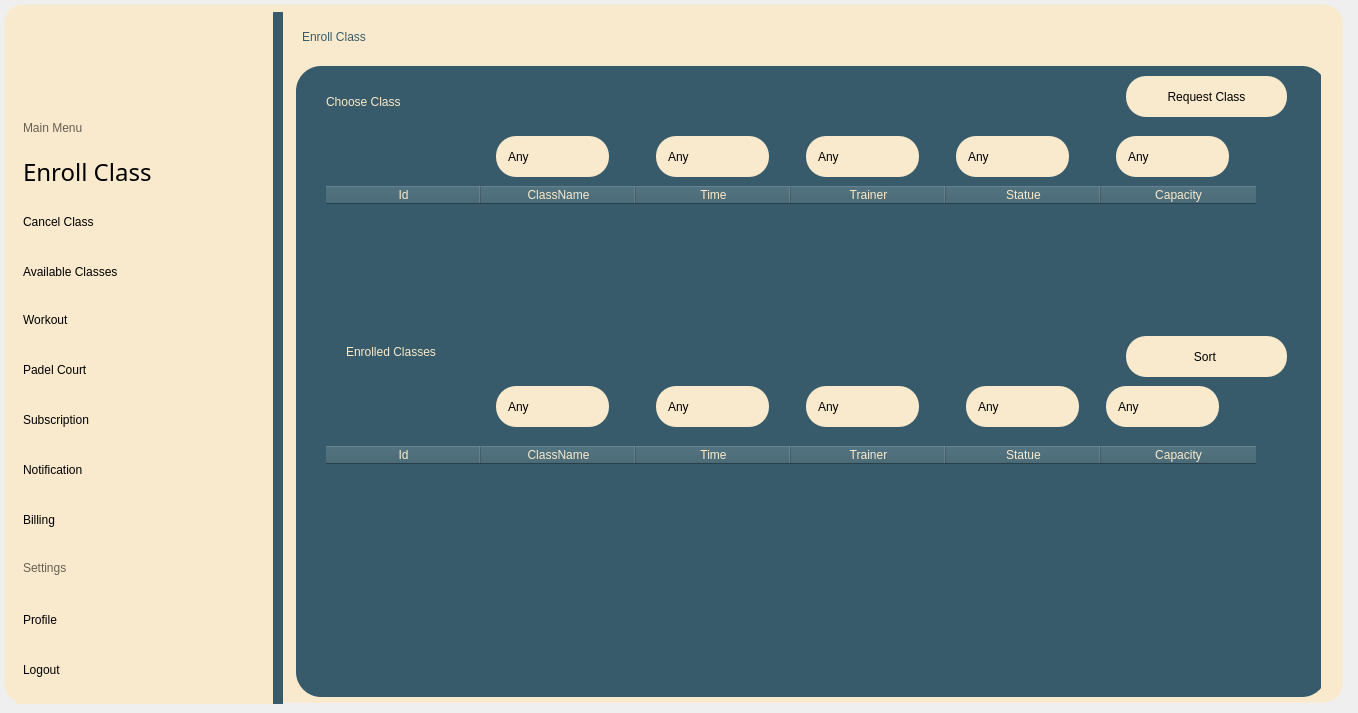
Old version of the form mainwindow.ui in the repository YousefElbooz/FullGymProject.
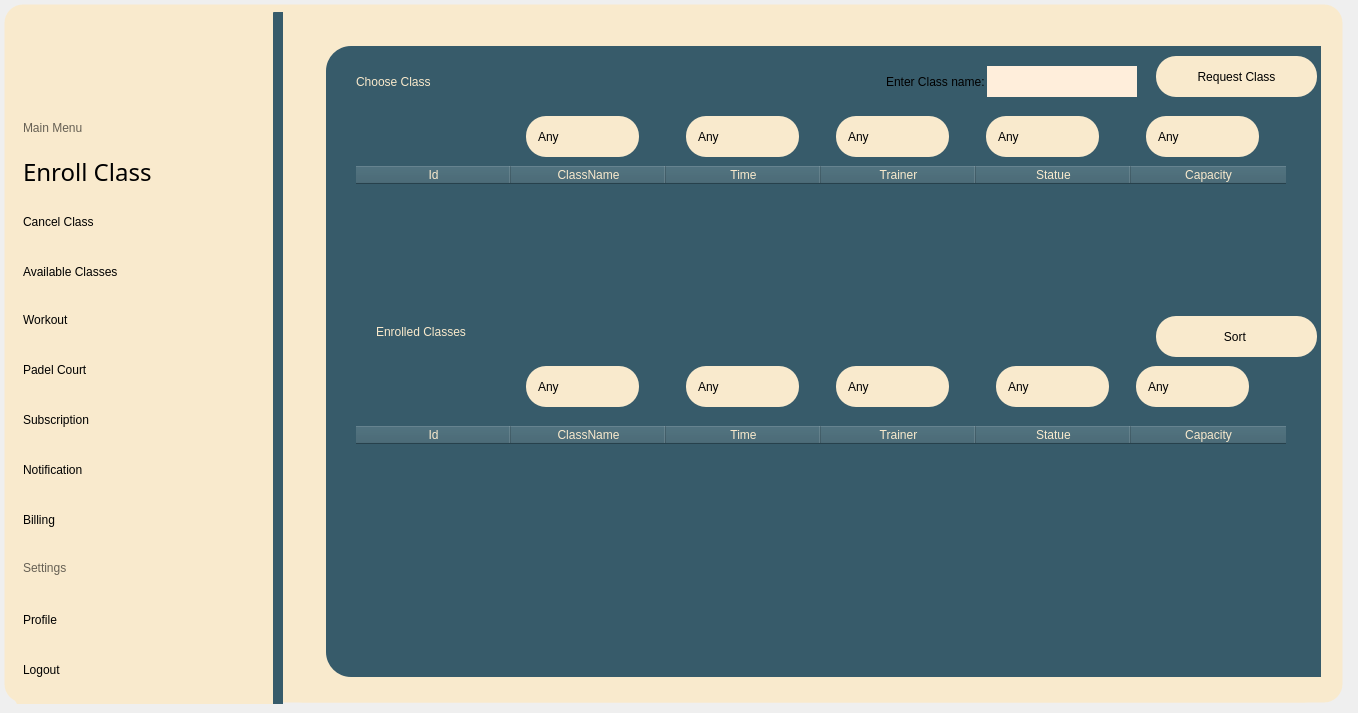
New version of the form. The open tabs and pages were chosen to show the change. Icons and pictures are not drawn.

What changed in the file:
```diff
--- a/mainwindow.ui
+++ b/mainwindow.ui
@@ -3028,28 +3028,11 @@
            <height>701</height>
           </rect>
          </property>
-         <widget class="QLabel" name="label_196">
-          <property name="geometry">
-           <rect>
-            <x>10</x>
-            <y>0</y>
-            <width>241</width>
-            <height>41</height>
-           </rect>
-          </property>
-          <property name="styleSheet">
-           <string notr="true">color: rgb(55, 91, 106);
-font: 24pt &quot;Yeasty Flavors&quot;;</string>
-          </property>
-          <property name="text">
-           <string>Enroll Class</string>
-          </property>
-         </widget>
          <widget class="QWidget" name="widget_41" native="true">
           <property name="geometry">
            <rect>
-            <x>10</x>
-            <y>50</y>
+            <x>40</x>
+            <y>30</y>
             <width>1031</width>
             <height>631</height>
            </rect>
@@ -3548,6 +3531,33 @@
             <string>Request Class</string>
            </property>
           </widget>
+          <widget class="QLineEdit" name="lineEditClassNameRequest">
+           <property name="geometry">
+            <rect>
+             <x>660</x>
+             <y>20</y>
+             <width>151</width>
+             <height>31</height>
+            </rect>
+           </property>
+           <property name="styleSheet">
+            <string notr="true">background-color: rgb(255, 238, 219);
+z-index:55;</string>
+           </property>
+          </widget>
+          <widget class="QLabel" name="label_2">
+           <property name="geometry">
+            <rect>
+             <x>560</x>
+             <y>20</y>
+             <width>101</width>
+             <height>31</height>
+            </rect>
+           </property>
+           <property name="text">
+            <string>Enter Class name: </string>
+           </property>
+          </widget>
          </widget>
          <zorder>widget_41</zorder>
          <zorder>label_196</zorder>
```
Left out of the diff: 64 changed lines with no effect on the pictures.
